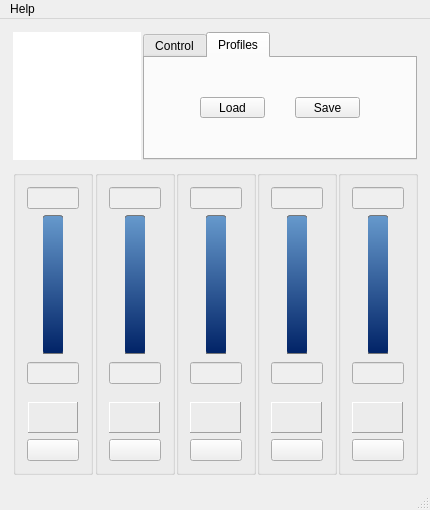
Above: gui_mainwindow.ui from Shub77/phoebetria-code before the change. Below: the same form after it.
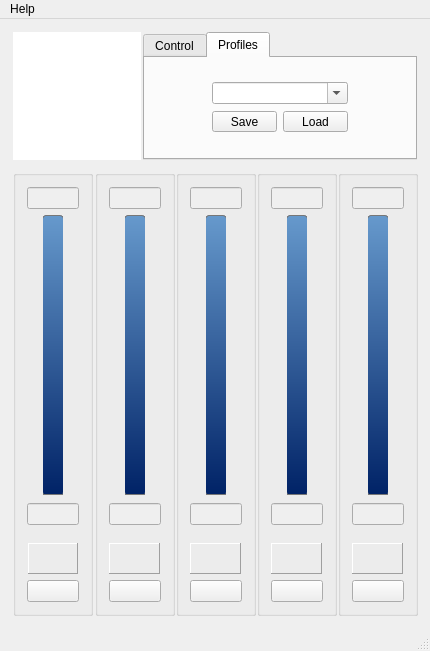
That is the form after the change. The open tabs and pages were chosen to show the change. Icons and pictures are not drawn.

```diff
--- a/gui_mainwindow.ui
+++ b/gui_mainwindow.ui
@@ -7,7 +7,7 @@
     <x>0</x>
     <y>0</y>
     <width>430</width>
-    <height>510</height>
+    <height>651</height>
    </rect>
   </property>
   <property name="sizePolicy">
@@ -502,7 +502,7 @@
          </attribute>
          <layout class="QHBoxLayout" name="horizontalLayout_8">
           <item>
-           <layout class="QHBoxLayout" name="horizontalLayout_21" stretch="0,0,0,0">
+           <layout class="QHBoxLayout" name="horizontalLayout_21" stretch="0,0,0">
             <property name="spacing">
              <number>30</number>
             </property>
@@ -523,6 +523,37 @@
              </spacer>
             </item>
             <item>
+             <layout class="QVBoxLayout" name="verticalLayout_6">
+              <item>
+               <widget class="QComboBox" name="ctrl_PresetName">
+                <property name="editable">
+                 <bool>true</bool>
+                </property>
+               </widget>
+              </item>
+              <item>
+               <layout class="QHBoxLayout" name="horizontalLayout_39">
+                <item>
+                 <widget class="QPushButton" name="ctrl_SavePreset">
+                  <property name="maximumSize">
+                   <size>
+                    <width>65</width>
+                    <height>21</height>
+                   </size>
+                  </property>
+                  <property name="toolTip">
+                   <string>Save Preset</string>
+                  </property>
+                  <property name="text">
+                   <string>Save</string>
+                  </property>
+                  <property name="icon">
+                   <iconset resource="gui_resources.qrc">
+                    <normaloff>:/Images/profile_save.png</normaloff>:/Images/profile_save.png</iconset>
+                  </property>
+                 </widget>
+                </item>
+                <item>
              <widget class="QPushButton" name="ctrl_LoadPreset">
               <property name="maximumSize">
                <size>
@@ -545,25 +576,9 @@
               </property>
              </widget>
             </item>
-            <item>
-             <widget class="QPushButton" name="ctrl_SavePreset">
-              <property name="maximumSize">
-               <size>
-                <width>65</width>
-                <height>21</height>
-               </size>
-              </property>
-              <property name="toolTip">
-               <string>Save Preset</string>
-              </property>
-              <property name="text">
-               <string>Save</string>
-              </property>
-              <property name="icon">
-               <iconset resource="gui_resources.qrc">
-                <normaloff>:/Images/profile_save.png</normaloff>:/Images/profile_save.png</iconset>
-              </property>
-             </widget>
+               </layout>
+              </item>
+             </layout>
             </item>
             <item>
              <spacer name="horizontalSpacer_2">
```
Left out of the diff: 2 changed lines with no effect on the pictures. Lines whose indentation alone changed are shown as unchanged.
